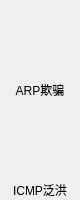
Old version of the form toolbox.ui in the repository kian98/ksniffer.
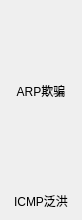
New version of the form.

```diff
--- a/toolbox.ui
+++ b/toolbox.ui
@@ -6,8 +6,8 @@
    <rect>
     <x>0</x>
     <y>0</y>
-    <width>80</width>
-    <height>200</height>
+    <width>82</width>
+    <height>220</height>
    </rect>
   </property>
   <property name="sizePolicy">
@@ -21,7 +21,7 @@
   </property>
   <layout class="QVBoxLayout" name="verticalLayout_3">
    <property name="spacing">
-    <number>0</number>
+    <number>10</number>
    </property>
    <property name="leftMargin">
     <number>0</number>
@@ -85,6 +85,9 @@
      <property name="spacing">
       <number>0</number>
      </property>
+     <property name="bottomMargin">
+      <number>10</number>
+     </property>
      <item>
       <widget class="QPushButton" name="icmpBtn">
        <property name="sizePolicy">
```
